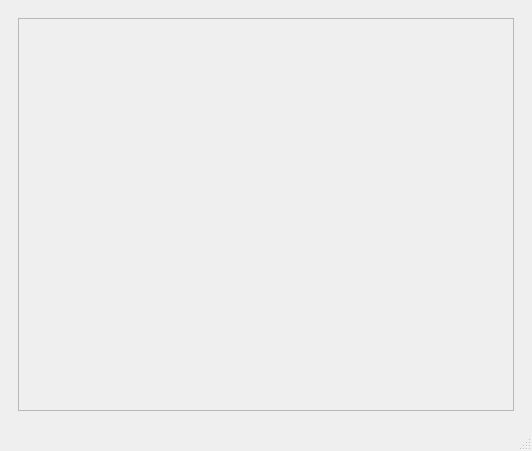
Above: mainwindow.ui from rsanjuan87/FUP before the change. Below: the same form after it.
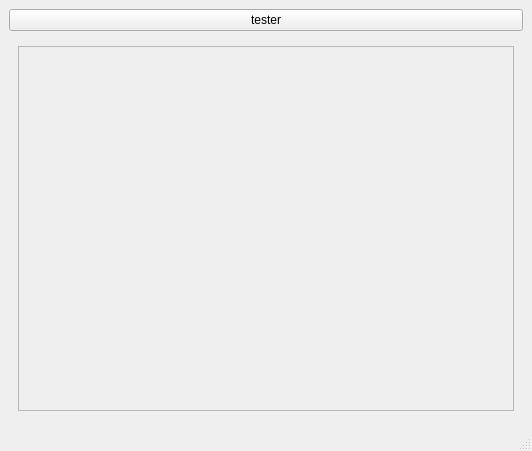
That is the form after the change.

```diff
--- a/mainwindow.ui
+++ b/mainwindow.ui
@@ -15,6 +15,13 @@
   </property>
   <widget class="QWidget" name="centralwidget">
    <layout class="QVBoxLayout" name="verticalLayout">
+    <item>
+     <widget class="QPushButton" name="pushButton">
+      <property name="text">
+       <string>tester</string>
+      </property>
+     </widget>
+    </item>
     <item>
      <widget class="QStackedWidget" name="stackedWidget">
       <widget class="QWidget" name="page">
@@ -29,8 +36,8 @@
             <rect>
              <x>0</x>
              <y>0</y>
-             <width>494</width>
-             <height>369</height>
+             <width>482</width>
+             <height>316</height>
             </rect>
            </property>
            <layout class="QVBoxLayout" name="appListLayout">
```
